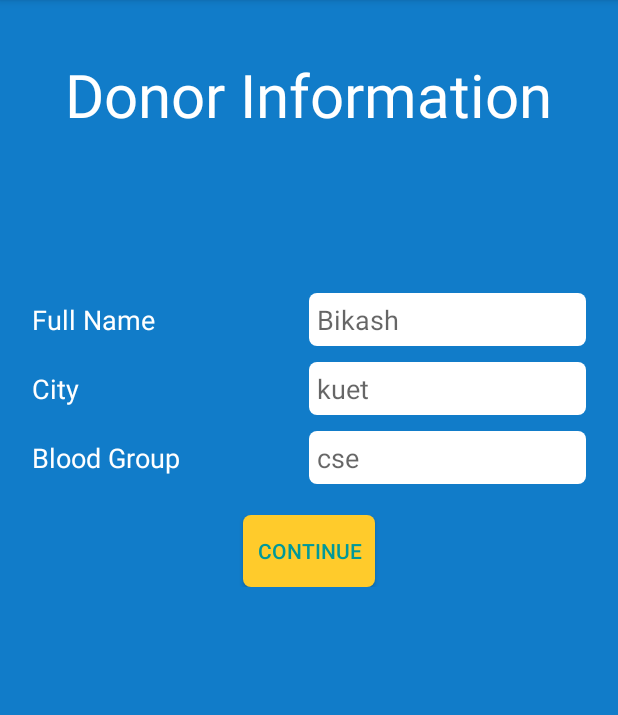
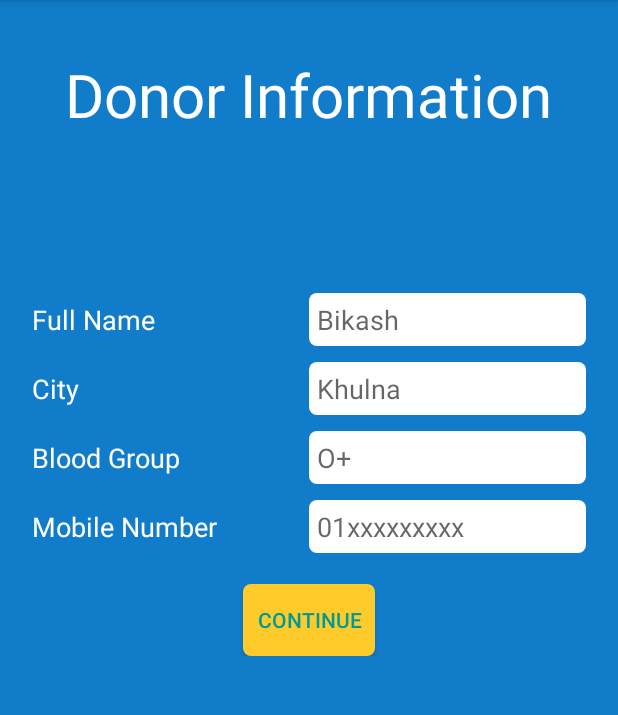
Before and after one commit to ShuvenduRoy/Blood-Bank, an Android app: the DonorForm screen opened directly, with no data from a screen before it, on a phone screen of 412 x 824 dp, the part 84-799 px from its top. Run offline under Robolectric (Android 15) with nearby library versions, the phone set to English and light mode, and no system bars.

Commit message:
Form modified

```diff
--- a/app/src/main/res/layout/activity_donor_form.xml
+++ b/app/src/main/res/layout/activity_donor_form.xml
@@ -75,7 +75,7 @@
                 android:background="@drawable/input_background"
                 android:padding="5dp"
                 android:id="@+id/InstituteSelectorEditText"
-                android:hint="kuet"
+                android:hint="Khulna"
                 android:layout_weight="1"
                 android:layout_width="0dp"
                 android:layout_height="wrap_content" />
@@ -100,7 +100,32 @@
                 android:background="@drawable/input_background"
                 android:padding="5dp"
                 android:id="@+id/DeparementSelectorEditText"
-                android:hint="cse"
+                android:hint="O+"
+                android:layout_weight="1"
+                android:layout_width="0dp"
+                android:layout_height="wrap_content" />
+
+        </LinearLayout>
+
+        <LinearLayout
+            android:layout_margin="5dp"
+            android:layout_marginLeft="20dp"
+            android:orientation="horizontal"
+            android:layout_width="match_parent"
+            android:layout_height="wrap_content">
+
+            <TextView
+                android:textColor="@color/White"
+                android:text="Mobile Number"
+                android:textSize="18dp"
+                android:layout_weight="1"
+                android:layout_width="0dp"
+                android:layout_height="wrap_content" />
+            <EditText
+                android:background="@drawable/input_background"
+                android:padding="5dp"
+                android:id="@+id/mobileNumber"
+                android:hint="01xxxxxxxxx"
                 android:layout_weight="1"
                 android:layout_width="0dp"
                 android:layout_height="wrap_content" />
```
Also changed, not shown: app/src/main/java/com/bikash/bloodbank/Donor.java (+7 -7 lines), 1 other file.
